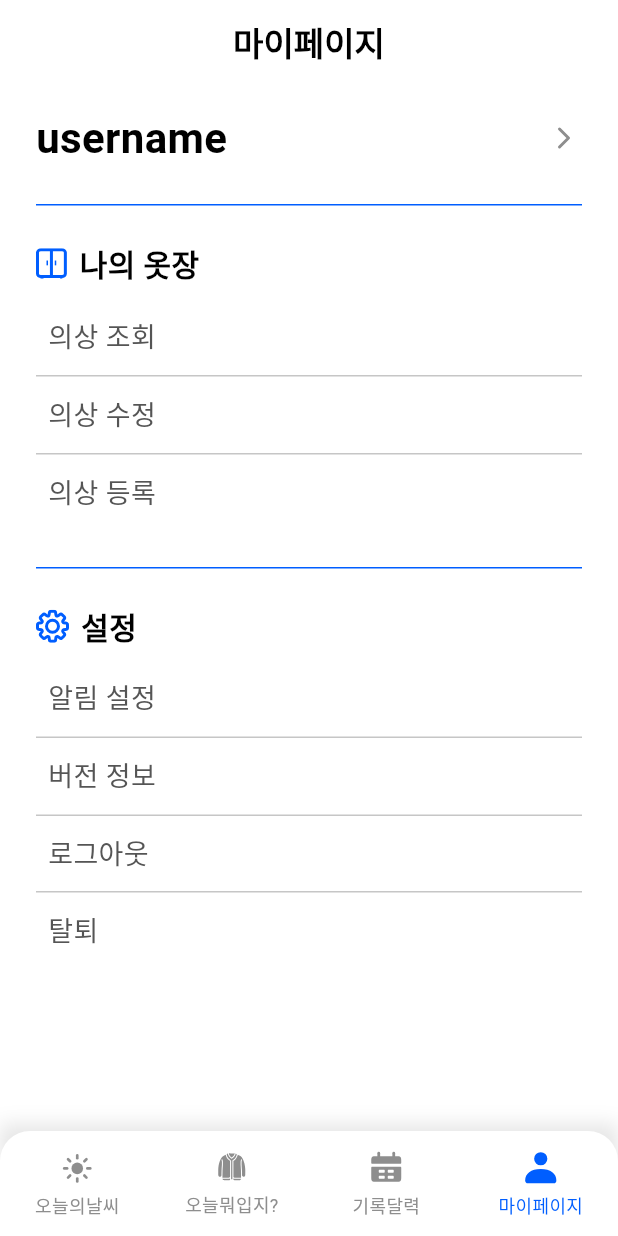
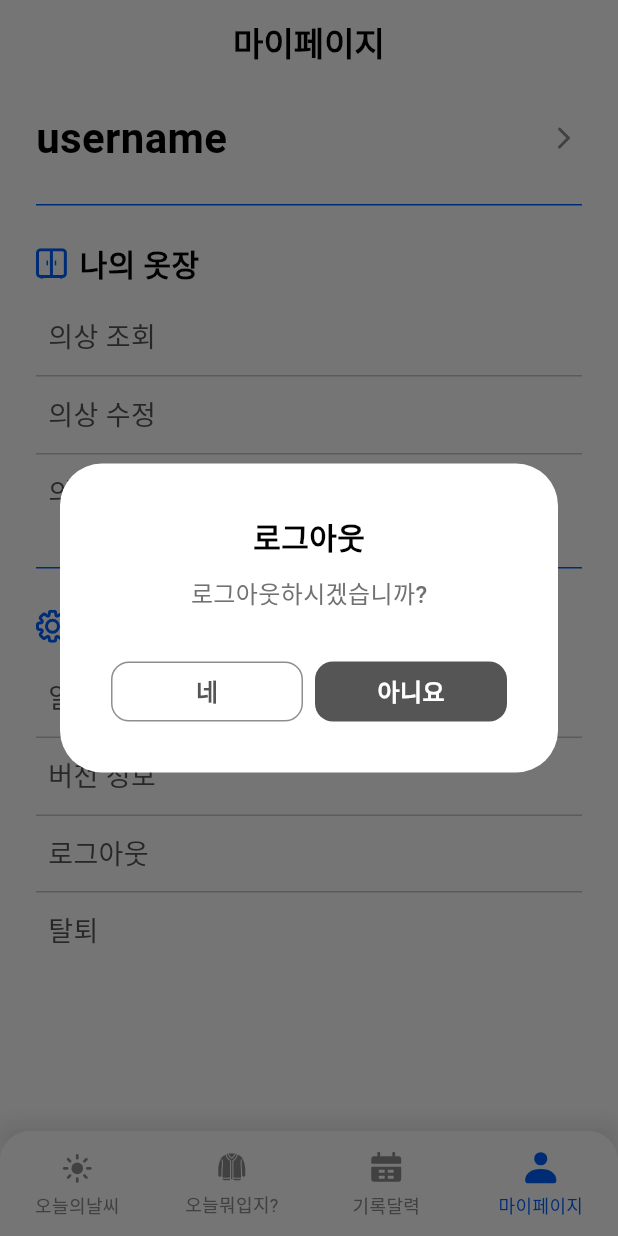
Before and after one commit to howWeather/howWeather-Client, a Flutter app: the MyPage screen opened by its route, after a tap on "로그아웃", on a phone screen of 412 x 824 dp. Run offline on Flutter 3.47's test engine with Material 3 defaults, Android fonts, the phone set to English and light mode, and no system bars; our stand-ins replace fl_chart, flutter_dotenv, flutter_riverpod, flutter_secure_storage, flutter_svg, geolocator and 2 more; accounts and stored records are empty; Roboto replaces fonts that are missing (Pretendard); project files that could hold a hidden picture were left out.

```diff
--- a/lib/api/auth/auth_repository.dart
+++ b/lib/api/auth/auth_repository.dart
@@ -99,4 +99,31 @@ class AuthRepository {
           '로그인 실패: ${jsonDecode(response.body)['error']['message']}');
     }
   }
+
+  /// 로그아웃
+  Future<void> logout() async {
+    final accessToken = await AuthStorage.getAccessToken();
+    final refreshToken = await AuthStorage.getRefreshToken();
+    final url = Uri.parse('$_baseUrl/logout');
+
+    final response = await http.post(
+      url,
+      headers: {
+        'Content-Type': 'application/json',
+        "Authorization": 'Bearer $accessToken',
+        "Refresh-Token": 'Bearer $refreshToken',
+      },
+    );
+
+    print(
+        '{Content-Type: application/json,"Authorization": Bearer $accessToken, "Refresh-Token": Bearer $refreshToken,}');
+
+    if (response.statusCode == 200) {
+      final responseBody = jsonDecode(response.body);
+      return responseBody['success'];
+    } else {
+      print(jsonDecode(response.body)['error']['message']);
+      throw Exception('로그아웃 실패: ${response.statusCode}');
+    }
+  }
 }
--- a/lib/api/auth/auth_view_model.dart
+++ b/lib/api/auth/auth_view_model.dart
@@ -68,4 +68,17 @@ class AuthViewModel extends StateNotifier<AsyncValue<void>> {
       state = AsyncError(e, st);
     }
   }
+
+  // 로그아웃
+  Future<void> logout() async {
+    final repo = ref.read(authRepositoryProvider);
+
+    try {
+      await repo.logout();
+      print('✅ 로그아웃 완료');
+    } catch (e, st) {
+      print('❌ 로그아웃 실패: $e');
+      throw e;
+    }
+  }
 }
--- /dev/null
+++ b/lib/designs/HowWeatherDialog.dart
@@ -0,0 +1,129 @@
+import 'package:client/designs/HowWeatherColor.dart';
+import 'package:client/designs/HowWeatherTypo.dart';
+import 'package:flutter/material.dart';
+import 'package:flutter_riverpod/flutter_riverpod.dart';
+import 'package:go_router/go_router.dart';
+
+class HowWeatherDialog extends ConsumerWidget {
+  final String titleText;
+  final String contentText;
+  final VoidCallback done;
+  final bool hasTextField;
+
+  HowWeatherDialog({
+    required this.titleText,
+    required this.contentText,
+    required this.done,
+    this.hasTextField = false,
+  });
+
+  @override
+  Widget build(BuildContext context, WidgetRef ref) {
+    return Dialog(
+      backgroundColor: HowWeatherColor.white,
+      child: Container(
+        margin: EdgeInsets.symmetric(vertical: 34, horizontal: 34),
+        child: Column(
+          mainAxisSize: MainAxisSize.min,
+          children: [
+            Bold_20px(
+              text: titleText,
+              color: HowWeatherColor.black,
+            ),
+            SizedBox(
+              height: 12,
+            ),
+            Medium_16px(
+              text: contentText,
+              color: HowWeatherColor.neutral[500],
+            ),
+            SizedBox(
+              height: 33,
+            ),
+            if (hasTextField) ...[
+              TextField(
+                style: TextStyle(
+                    fontSize: 18,
+                    fontWeight: FontWeight.w600,
+                    color: HowWeatherColor.black),
+                decoration: InputDecoration(
+                  enabledBorder: OutlineInputBorder(
+                    borderRadius: BorderRadius.circular(8),
+                    borderSide: BorderSide.none,
+                  ),
+                  filled: true,
+                  fillColor: HowWeatherColor.neutral[100],
+                  focusedBorder: OutlineInputBorder(
+                    borderRadius: BorderRadius.circular(8),
+                    borderSide: BorderSide.none,
+                  ),
+                  floatingLabelBehavior: FloatingLabelBehavior.never,
+                  labelText: "비밀번호를 입력해주세요",
+                  labelStyle: TextStyle(
+                    fontFamily: 'Pretendard',
+                    fontSize: 16,
+                    fontWeight: FontWeight.w600,
+                    color: HowWeatherColor.neutral[400],
+                  ),
+                  contentPadding:
+                      EdgeInsets.symmetric(horizontal: 20, vertical: 12),
+                ),
+                obscureText: true,
+                onChanged: (value) {
+                  // ref.read(withdrawalPasswordProvider.notifier).state = value;
+                },
+              ),
+              const SizedBox(height: 12),
+            ],
+            Row(
+              children: [
+                Expanded(
+                  child: InkWell(
+                    onTap: done,
+                    child: Container(
+                      height: 40,
+                      decoration: BoxDecoration(
+                          borderRadius: BorderRadius.circular(12),
+                          color: HowWeatherColor.white,
+                          border: Border.all(
+                              color: HowWeatherColor.neutral[400]!, width: 1)),
+                      child: Center(
+                        child: Semibold_16px(
+                          text: "네",
+                          color: HowWeatherColor.neutral[600],
+                        ),
+                      ),
+                    ),
+                  ),
+                ),
+                SizedBox(
+                  width: 8,
+                ),
+                Expanded(
+                  child: InkWell(
+                    onTap: () {
+                      context.pop();
+                    },
+                    child: Container(
+                      height: 40,
+                      decoration: BoxDecoration(
+                        borderRadius: BorderRadius.circular(12),
+                        color: HowWeatherColor.neutral[600],
+                      ),
+                      child: Center(
+                        child: Semibold_16px(
+                          text: "아니요",
+                          color: HowWeatherColor.white,
+                        ),
+                      ),
+                    ),
+                  ),
+                ),
+              ],
+            ),
+          ],
+        ),
+      ),
+    );
+  }
+}
--- a/lib/screens/mypage/mypage.dart
+++ b/lib/screens/mypage/mypage.dart
@@ -1,4 +1,6 @@
+import 'package:client/api/auth/auth_view_model.dart';
 import 'package:client/designs/HowWeatherColor.dart';
+import 'package:client/designs/HowWeatherDialog.dart';
 import 'package:client/designs/HowWeatherNavi.dart';
 import 'package:client/designs/HowWeatherTypo.dart';
 import 'package:flutter/material.dart';
@@ -149,7 +151,21 @@ class MyPage extends ConsumerWidget {
                 height: 1,
               ),
               InkWell(
-                onTap: () {},
+                onTap: () {
+                  showDialog(
+                    context: context,
+                    builder: (context) => HowWeatherDialog(
+                      titleText: "로그아웃",
+                      contentText: "로그아웃하시겠습니까?",
+                      done: () async {
+                        final viewModel =
+                            ref.read(authViewModelProvider.notifier);
+                        await viewModel.logout();
+                        context.go('/');
+                      },
+                    ),
+                  );
+                },
                 child: Container(
                   width: double.infinity,
                   padding: EdgeInsets.symmetric(vertical: 12, horizontal: 8),
```
